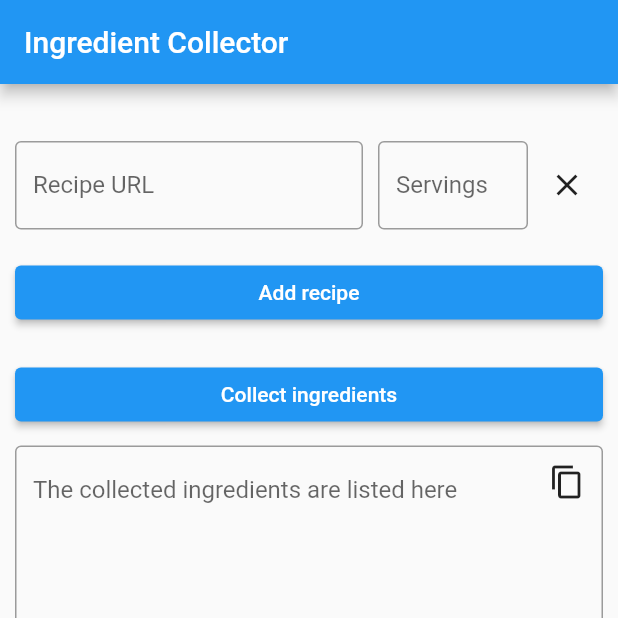
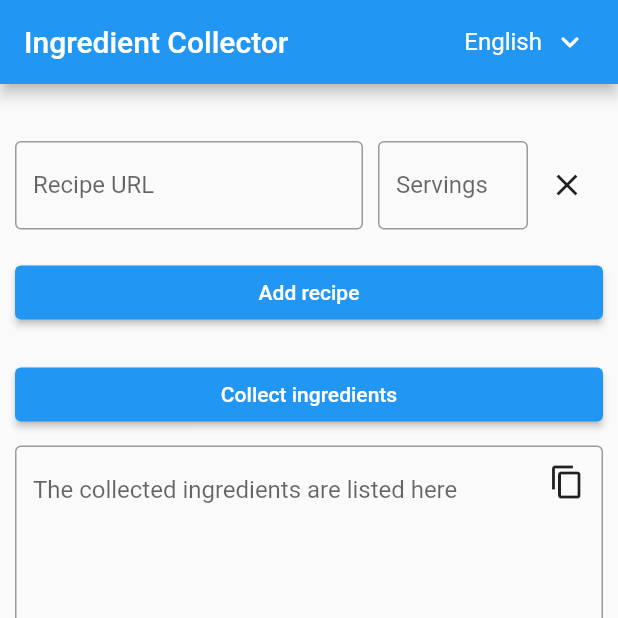
Before and after one commit to Slartibartfass2/ingredient_collector, a Flutter app: the screen it shows after launch, after a tap on the "close" icon, on a phone screen of 412 x 824 dp, the top half of it. Run offline on Flutter 3.47's test engine with Material 2 defaults, Android fonts, the phone set to English and light mode, and no system bars; our stand-ins replace easy_localization, freezed_annotation; generated files the repository leaves out were written again.

Commit message:
feat: Added dropdown button to select the locale (#79)
* feat: Added supported locale enum

* feat: Added locale dropdown button

* chore: renamed supported locale file

* test: Added test to ensure that localization files are available for supported locales

* refactor: locale is retrieved from context instead of platform

* test: Improved feedback on test error

* feat: Added path package

* test: Correct file name extraction is used

```diff
--- a/lib/main.dart
+++ b/lib/main.dart
@@ -1,6 +1,8 @@
 import 'package:easy_localization/easy_localization.dart';
 import 'package:flutter/material.dart';
 
+import 'src/supported_locale.dart';
+import 'src/widgets/locale_dropdown_button.dart';
 import 'src/widgets/recipe_input_form.dart';
 
 /// The title of this app.
@@ -11,12 +13,11 @@ void main() async {
   await EasyLocalization.ensureInitialized();
   runApp(
     EasyLocalization(
-      supportedLocales: const [
-        Locale('en', ''),
-        Locale('de', ''),
-      ],
+      supportedLocales: SupportedLocale.values
+          .map((supportedLocale) => supportedLocale.locale)
+          .toList(),
       useOnlyLangCode: true,
-      fallbackLocale: const Locale('en', ''),
+      fallbackLocale: SupportedLocale.en.locale,
       path: 'resources/langs',
       child: const IngredientCollectorApp(),
     ),
@@ -24,12 +25,25 @@ void main() async {
 }
 
 /// The [IngredientCollectorApp].
-class IngredientCollectorApp extends StatelessWidget {
+class IngredientCollectorApp extends StatefulWidget {
   /// Creates a new [IngredientCollectorApp].
   const IngredientCollectorApp({super.key});
 
   @override
-  Widget build(BuildContext context) => MaterialApp(
+  State<IngredientCollectorApp> createState() => _IngredientCollectorAppState();
+}
+
+class _IngredientCollectorAppState extends State<IngredientCollectorApp> {
+  @override
+  Widget build(BuildContext context) {
+    var localeDropdownButton = LocaleDropdownButton(
+      onChanged: (newValue) async {
+        await context.setLocale(newValue.locale);
+        setState(() {});
+      },
+    );
+
+    return MaterialApp(
       title: appTitle,
       debugShowCheckedModeBanner: false,
       theme: ThemeData(
@@ -39,8 +53,10 @@ class IngredientCollectorApp extends StatelessWidget {
       supportedLocales: context.supportedLocales,
       locale: context.locale,
       home: Scaffold(
+        key: ValueKey(context.locale.languageCode),
         appBar: AppBar(
           title: const Text(appTitle),
+          actions: [localeDropdownButton],
         ),
         body: SingleChildScrollView(
           child: Container(
@@ -50,6 +66,7 @@ class IngredientCollectorApp extends StatelessWidget {
         ),
       ),
     );
+  }
 }
 
 /// The body of this app.
--- /dev/null
+++ b/lib/src/supported_locale.dart
@@ -0,0 +1,18 @@
+import 'package:flutter/material.dart';
+
+/// A supported locale.
+enum SupportedLocale {
+  /// English.
+  en._(Locale('en', ''), 'English'),
+
+  /// German.
+  de._(Locale('de', ''), 'Deutsch');
+
+  /// The locale.
+  final Locale locale;
+
+  /// The name of the locale / text display.
+  final String name;
+
+  const SupportedLocale._(this.locale, this.name);
+}
--- /dev/null
+++ b/lib/src/widgets/locale_dropdown_button.dart
@@ -0,0 +1,58 @@
+import 'package:easy_localization/easy_localization.dart';
+import 'package:flutter/material.dart';
+
+import '../supported_locale.dart';
+
+/// A [DropdownButton] for selecting a [SupportedLocale].
+///
+/// The [onChanged] callback is called when the selected locale changes.
+class LocaleDropdownButton extends StatelessWidget {
+  /// The callback for when the selected locale changes.
+  final void Function(SupportedLocale) onChanged;
+
+  /// Creates a new [LocaleDropdownButton].
+  const LocaleDropdownButton({super.key, required this.onChanged});
+
+  @override
+  Widget build(BuildContext context) {
+    var value = SupportedLocale.values.firstWhere(
+      (supportedLocale) =>
+          supportedLocale.locale.languageCode == context.locale.languageCode,
+    );
+
+    var items = SupportedLocale.values
+        .map(
+          (supportedLocale) => DropdownMenuItem(
+            value: supportedLocale,
+            child: Text(supportedLocale.name),
+          ),
+        )
+        .toList();
+
+    return Center(
+      child: Padding(
+        padding: const EdgeInsets.only(right: 20),
+        child: DropdownButton(
+          icon: const Icon(
+            Icons.keyboard_arrow_down_rounded,
+            color: Colors.white,
+          ),
+          underline: const SizedBox.shrink(),
+          value: value,
+          items: items,
+          dropdownColor: Theme.of(context).primaryColor,
+          style: const TextStyle(
+            color: Colors.white,
+            fontSize: 16,
+          ),
+          onChanged: (newValue) async {
+            if (newValue == null) {
+              return;
+            }
+            onChanged.call(newValue);
+          },
+        ),
+      ),
+    );
+  }
+}
--- a/lib/src/widgets/recipe_input_form.dart
+++ b/lib/src/widgets/recipe_input_form.dart
@@ -1,6 +1,5 @@
 import 'package:easy_localization/easy_localization.dart';
 import 'package:flutter/material.dart';
-import 'package:universal_io/io.dart' show Platform;
 
 import '../../l10n/locale_keys.g.dart';
 import '../ingredient_output_generator.dart';
@@ -80,8 +79,7 @@ class _RecipeInputFormState extends State<RecipeInputForm> {
       );
 
   Future<void> _submitForm() async {
-    // Get first part of local language e.g. en_US -> en
-    var language = Platform.localeName.split("_")[0];
+    var language = context.locale.languageCode;
 
     var recipeJobs = recipeInputRows
         .where(
--- a/pubspec.yaml
+++ b/pubspec.yaml
@@ -14,8 +14,8 @@ dependencies:
   http: ^0.13.5
   intl: ^0.17.0
   json_annotation: ^4.7.0
+  path: ^1.8.2
   path_provider: ^2.0.12
-  universal_io: ^2.0.4
 
 dev_dependencies:
   build_runner: ^2.3.2
```
Also changed, not shown: pubspec.lock, 1 other file. Lines whose indentation alone changed are shown as unchanged.
